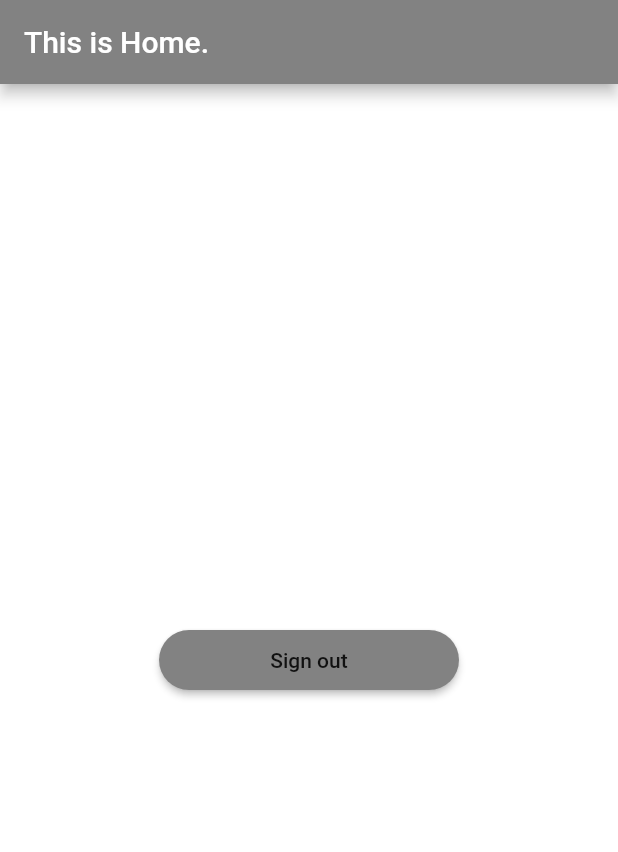
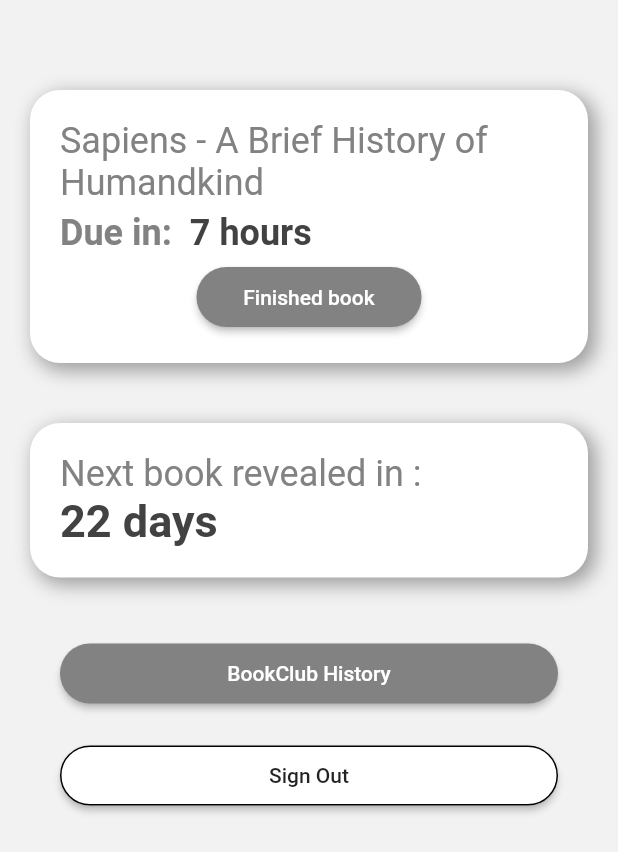
Before and after one commit to huongtravo0910/bookclub, a Flutter app: the HomeScreen screen opened directly, on a phone screen of 412 x 824 dp. Shown: the top 852 px of the screen. Run offline on Flutter 3.47's test engine with Material 2 defaults, Android fonts, the phone set to English and light mode, and no system bars; our stand-ins replace cloud_firestore, firebase_auth, firebase_core, google_sign_in; accounts and stored records are empty.

Commit message:
initial screen

```diff
--- a/flutter_bookclub/lib/main.dart
+++ b/flutter_bookclub/lib/main.dart
@@ -2,7 +2,7 @@ import 'package:firebase_core/firebase_core.dart';
 import 'package:flutter/material.dart';
 import 'package:flutter_bookclub/screens/login/login.dart';
 import 'package:flutter_bookclub/states/currentUser.dart';
-import 'package:flutter_bookclub/utils/outTheme.dart';
+import 'package:flutter_bookclub/utils/ourTheme.dart';
 import 'package:provider/provider.dart';
 
 void main() async {
--- a/flutter_bookclub/lib/screens/home/home.dart
+++ b/flutter_bookclub/lib/screens/home/home.dart
@@ -1,20 +1,13 @@
 import 'package:flutter/material.dart';
+import 'package:flutter_bookclub/screens/noGroupScreen/noGroup.dart';
 import 'package:flutter_bookclub/screens/root/rootScreen.dart';
 import 'package:flutter_bookclub/states/currentUser.dart';
+import 'package:flutter_bookclub/widgets/ourContainer.dart';
 import 'package:provider/provider.dart';
 
 class HomeScreen extends StatelessWidget {
-  @override
-  Widget build(BuildContext context) {
-    return Scaffold(
-      appBar: AppBar(
-        title: Text("This is Home."),
-      ),
-      body: Center(
-        child: RaisedButton(
-          onPressed: () async {
-            CurrentUser _user =
-                Provider.of<CurrentUser>(context, listen: false);
+  void _signOut(BuildContext context) async {
+    CurrentUser _user = Provider.of<CurrentUser>(context, listen: false);
     String _returnString = await _user.signOut();
     if (_returnString == "success") {
       Navigator.pushAndRemoveUntil(
@@ -23,10 +16,111 @@ class HomeScreen extends StatelessWidget {
         (route) => false,
       );
     }
-          },
-          child: Text("Sign out"),
+  }
+
+  @override
+  Widget build(BuildContext context) {
+    void _goToNoGroup(BuildContext context) {
+      Navigator.of(context)
+          .push(MaterialPageRoute(builder: (_) => OurNoGroup()));
+    }
+
+    return Scaffold(
+        backgroundColor: Theme.of(context).secondaryHeaderColor,
+        body: ListView(
+          children: [
+            SizedBox(height: 40),
+            Padding(
+              padding: EdgeInsets.all(20.0),
+              child: OurContainer(
+                child: Column(
+                  children: [
+                    Text(
+                      "Sapiens - A Brief History of Humandkind",
+                      style: TextStyle(
+                          fontSize: 24, color: Theme.of(context).primaryColor),
+                    ),
+                    SizedBox(
+                      height: 5.0,
+                    ),
+                    Row(
+                      children: [
+                        Text(
+                          "Due in: ",
+                          style: TextStyle(
+                            fontSize: 24,
+                            color: Theme.of(context).primaryColor,
+                            fontWeight: FontWeight.bold,
                           ),
                         ),
-    );
+                        Text(
+                          " 7 hours ",
+                          style: TextStyle(
+                              fontSize: 24,
+                              color: Colors.grey[800],
+                              fontWeight: FontWeight.bold),
+                        ),
+                      ],
+                    ),
+                    SizedBox(
+                      height: 5.0,
+                    ),
+                    RaisedButton(
+                      onPressed: () {},
+                      child: Text(
+                        "Finished book",
+                        style: TextStyle(color: Colors.white),
+                      ),
+                    )
+                  ],
+                ),
+              ),
+            ),
+            Padding(
+              padding: EdgeInsets.all(20.0),
+              child: OurContainer(
+                child: Column(
+                  crossAxisAlignment: CrossAxisAlignment.start,
+                  children: [
+                    Text(
+                      "Next book revealed in : ",
+                      style: TextStyle(
+                          fontSize: 24, color: Theme.of(context).primaryColor),
+                    ),
+                    Text("22 days",
+                        style: TextStyle(
+                            fontSize: 30,
+                            color: Colors.grey[800],
+                            fontWeight: FontWeight.bold)),
+                  ],
+                ),
+              ),
+            ),
+            Padding(
+              padding: EdgeInsets.symmetric(horizontal: 40.0, vertical: 20.0),
+              child: RaisedButton(
+                onPressed: () {
+                  _goToNoGroup(context);
+                },
+                child: Text(
+                  "BookClub History",
+                  style: TextStyle(color: Colors.white),
+                ),
+              ),
+            ),
+            Padding(
+              padding: EdgeInsets.symmetric(horizontal: 40.0),
+              child: RaisedButton(
+                onPressed: () => _signOut(context),
+                color: Colors.white,
+                shape: RoundedRectangleBorder(
+                  borderRadius: BorderRadius.circular(20.0),
+                  side: BorderSide(color: Colors.black, width: 1),
+                ),
+                child: Text("Sign Out"),
+              ),
+            )
+          ],
+        ));
   }
 }
--- a/flutter_bookclub/lib/screens/signup/localwidgets/signupForm.dart
+++ b/flutter_bookclub/lib/screens/signup/localwidgets/signupForm.dart
@@ -114,7 +114,7 @@ class _OurSignupFormState extends State<OurSignupForm> {
               },
               child: Padding(
                 padding:
-                    const EdgeInsets.symmetric(horizontal: 100, vertical: 5.0),
+                    const EdgeInsets.symmetric(horizontal: 95, vertical: 5.0),
                 child: Text(
                   "Sign up",
                   style: TextStyle(color: Colors.white, fontSize: 20),
--- a/flutter_bookclub/lib/utils/outTheme.dart
+++ b/flutter_bookclub/lib/utils/ourTheme.dart
@@ -5,13 +5,14 @@ class OurTheme {
   Color _greyLight = Color.fromARGB(255, 242, 242, 242);
   Color _greyDark = Color.fromARGB(255, 130, 130, 130);
   Color _blueLight = Color.fromARGB(242, 86, 204, 242);
+  Color _orange = Color.fromARGB(255, 242, 153, 74);
 
   ThemeData builTheme() {
     return ThemeData(
       canvasColor: _white,
       primaryColor: _greyDark,
       secondaryHeaderColor: _greyLight,
-      accentColor: _blueLight,
+      accentColor: _orange,
       hintColor: _greyDark,
       inputDecorationTheme: InputDecorationTheme(
           border: OutlineInputBorder(
@@ -26,7 +27,7 @@ class OurTheme {
       buttonTheme: ButtonThemeData(
         buttonColor: _greyDark,
         padding: EdgeInsets.symmetric(vertical: 10, horizontal: 20),
-        minWidth: 200,
+        minWidth: 150,
         height: 40.0,
         shape: RoundedRectangleBorder(
           borderRadius: BorderRadius.circular(40.0),
```
Also changed, not shown: flutter_bookclub/lib/screens/noGroupScreen/noGroup.dart (added, +70 -0 lines), flutter_bookclub/lib/screens/splashScreen/ourSplashScreen.dart (added). Lines whose indentation alone changed are shown as unchanged.
